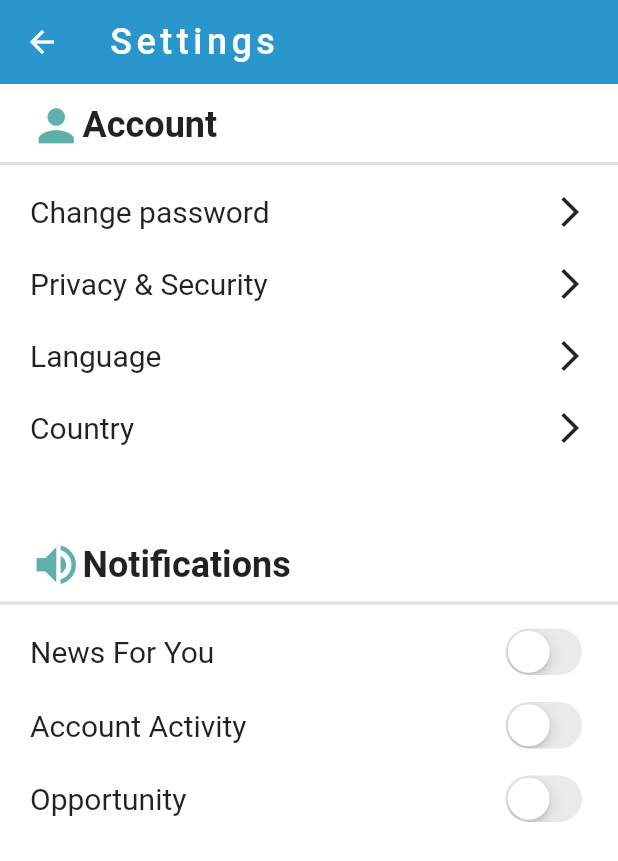
After one commit to mimib00/Pharmacy-App, a Flutter app: the screen it shows after launch, in the side drawer, after a tap on "Settings", on a phone screen of 412 x 824 dp. The commit adds this screen. Shown: the top 861 px of the screen. Run offline on Flutter 3.47's test engine with Material 2 defaults, Android fonts, the phone set to English and light mode, and no system bars; our stand-ins replace cloud_firestore, firebase_auth, firebase_core, flutter_svg, font_awesome_flutter, group_radio_button and 2 more; accounts and stored records are empty; project files that could hold a hidden picture were left out.

Commit message:
added settings page

```diff
--- /dev/null
+++ b/lib/views/drawer_views/settings.dart
@@ -0,0 +1,198 @@
+import 'package:flutter/material.dart';
+import 'package:flutter/cupertino.dart';
+import 'package:pharmacy_app/utils/color.dart';
+
+class SettingsPage extends StatefulWidget {
+  @override
+  _SettingsPageState createState() => _SettingsPageState();
+}
+
+class _SettingsPageState extends State<SettingsPage> {
+  bool news = false;
+
+  bool activty = false;
+
+  bool opportunity = false;
+
+  @override
+  Widget build(BuildContext context) {
+    return SafeArea(
+      child: Scaffold(
+        backgroundColor: Colors.white,
+        appBar: AppBar(
+          title: Text(
+            'Settings',
+            style: TextStyle(letterSpacing: 3, fontSize: 24),
+          ),
+          backgroundColor: kPrimaryColor,
+          elevation: 0,
+        ),
+        body: Container(
+          padding: EdgeInsets.symmetric(vertical: 10),
+          child: Column(
+            children: [
+              Padding(
+                padding: EdgeInsets.symmetric(horizontal: 20),
+                child: Row(
+                  children: [
+                    Icon(
+                      Icons.person,
+                      size: 35,
+                      color: mainTeal,
+                    ),
+                    Text(
+                      'Account',
+                      style: TextStyle(fontSize: 24, fontWeight: FontWeight.bold),
+                    ),
+                  ],
+                ),
+              ),
+              Divider(
+                thickness: 2,
+              ),
+              MaterialButton(
+                onPressed: () {},
+                padding: EdgeInsets.symmetric(vertical: 5, horizontal: 20),
+                child: Row(
+                  mainAxisAlignment: MainAxisAlignment.spaceBetween,
+                  children: [
+                    Text(
+                      'Change password',
+                      style: TextStyle(fontSize: 20, fontWeight: FontWeight.w400),
+                    ),
+                    Icon(Icons.arrow_forward_ios)
+                  ],
+                ),
+              ),
+              MaterialButton(
+                onPressed: () {},
+                padding: EdgeInsets.symmetric(vertical: 5, horizontal: 20),
+                child: Row(
+                  mainAxisAlignment: MainAxisAlignment.spaceBetween,
+                  children: [
+                    Text(
+                      'Privacy & Security',
+                      style: TextStyle(fontSize: 20, fontWeight: FontWeight.w400),
+                    ),
+                    Icon(Icons.arrow_forward_ios)
+                  ],
+                ),
+              ),
+              MaterialButton(
+                onPressed: () {},
+                padding: EdgeInsets.symmetric(vertical: 5, horizontal: 20),
+                child: Row(
+                  mainAxisAlignment: MainAxisAlignment.spaceBetween,
+                  children: [
+                    Text(
+                      'Language',
+                      style: TextStyle(fontSize: 20, fontWeight: FontWeight.w400),
+                    ),
+                    Icon(Icons.arrow_forward_ios)
+                  ],
+                ),
+              ),
+              MaterialButton(
+                onPressed: () {},
+                padding: EdgeInsets.symmetric(vertical: 5, horizontal: 20),
+                child: Row(
+                  mainAxisAlignment: MainAxisAlignment.spaceBetween,
+                  children: [
+                    Text(
+                      'Country',
+                      style: TextStyle(fontSize: 20, fontWeight: FontWeight.w400),
+                    ),
+                    Icon(Icons.arrow_forward_ios)
+                  ],
+                ),
+              ),
+              SizedBox(height: 50),
+              Padding(
+                padding: EdgeInsets.symmetric(horizontal: 20),
+                child: Row(
+                  children: [
+                    Icon(
+                      Icons.volume_up,
+                      size: 35,
+                      color: mainTeal,
+                    ),
+                    Text(
+                      'Notifications',
+                      style: TextStyle(fontSize: 24, fontWeight: FontWeight.bold),
+                    ),
+                  ],
+                ),
+              ),
+              Divider(
+                thickness: 2,
+              ),
+              Padding(
+                padding: EdgeInsets.symmetric(vertical: 5, horizontal: 20),
+                child: Row(
+                  mainAxisAlignment: MainAxisAlignment.spaceBetween,
+                  children: [
+                    Text(
+                      'News For You',
+                      style: TextStyle(fontSize: 20),
+                    ),
+                    CupertinoSwitch(
+                      value: news,
+                      onChanged: (value) {
+                        setState(() {
+                          news = value;
+                        });
+                      },
+                      activeColor: mainTeal,
+                    ),
+                  ],
+                ),
+              ),
+              Padding(
+                padding: EdgeInsets.symmetric(vertical: 5, horizontal: 20),
+                child: Row(
+                  mainAxisAlignment: MainAxisAlignment.spaceBetween,
+                  children: [
+                    Text(
+                      'Account Activity',
+                      style: TextStyle(fontSize: 20),
+                    ),
+                    CupertinoSwitch(
+                      value: activty,
+                      onChanged: (value) {
+                        setState(() {
+                          activty = value;
+                        });
+                      },
+                      activeColor: mainTeal,
+                    ),
+                  ],
+                ),
+              ),
+              Padding(
+                padding: EdgeInsets.symmetric(vertical: 5, horizontal: 20),
+                child: Row(
+                  mainAxisAlignment: MainAxisAlignment.spaceBetween,
+                  children: [
+                    Text(
+                      'Opportunity',
+                      style: TextStyle(fontSize: 20),
+                    ),
+                    CupertinoSwitch(
+                      value: opportunity,
+                      onChanged: (value) {
+                        setState(() {
+                          opportunity = value;
+                        });
+                      },
+                      activeColor: mainTeal,
+                    ),
+                  ],
+                ),
+              ),
+            ],
+          ),
+        ),
+      ),
+    );
+  }
+}
--- a/lib/views/profile.dart
+++ /dev/null
@@ -1,14 +0,0 @@
-import 'package:flutter/material.dart';
-
-class ProfilePage extends StatelessWidget {
-  const ProfilePage({Key? key}) : super(key: key);
-
-  @override
-  Widget build(BuildContext context) {
-    return Container(
-      child: Center(
-        child: Text('Profile'),
-      ),
-    );
-  }
-}
--- a/lib/views/scan.dart
+++ b/lib/views/scan.dart
@@ -21,6 +21,18 @@ class _PaperScanState extends State<PaperScan> {
 
   Future getImage() async {
     final pickedFile = await picker.getImage(source: ImageSource.camera);
+
+    setState(() {
+      if (pickedFile != null) {
+        _image = File(pickedFile.path);
+      } else {
+        print('No image selected.');
+      }
+    });
+  }
+
+  Future pickImage() async {
+    final pickedFile = await picker.getImage(source: ImageSource.gallery);
 
     setState(() {
       if (pickedFile != null) {
@@ -74,7 +86,7 @@ class _PaperScanState extends State<PaperScan> {
               CustomButton1(
                 iconData: Icons.photo_library,
                 title: 'Picture Gallery',
-                onTap: () {},
+                onTap: pickImage,
               ),
             ],
           ),
--- a/lib/widgets/drawer.dart
+++ b/lib/widgets/drawer.dart
@@ -6,6 +6,7 @@ import 'package:pharmacy_app/provider/storeData.dart';
 import 'package:pharmacy_app/utils/color.dart';
 import 'package:pharmacy_app/views/drawer_views/contact_us.dart';
 import 'package:pharmacy_app/views/drawer_views/location_and_hours.dart';
+import 'package:pharmacy_app/views/drawer_views/settings.dart';
 import 'package:provider/provider.dart';
 
 class NavigationDrawer extends StatefulWidget {
@@ -140,7 +141,11 @@ class _NavigationDrawerState extends State<NavigationDrawer> {
                     color: Colors.grey,
                   ),
                 ),
-                Padding(
+                GestureDetector(
+                  onTap: () {
+                    Navigator.of(context).push(MaterialPageRoute(builder: (_) => SettingsPage()));
+                  },
+                  child: Padding(
                     padding: const EdgeInsets.symmetric(horizontal: 15, vertical: 10),
                     child: Row(
                       crossAxisAlignment: CrossAxisAlignment.center,
@@ -158,6 +163,7 @@ class _NavigationDrawerState extends State<NavigationDrawer> {
                           ),
                         ),
                       ],
+                    ),
                   ),
                 ),
                 Padding(
```
Lines whose indentation alone changed are shown as unchanged.
